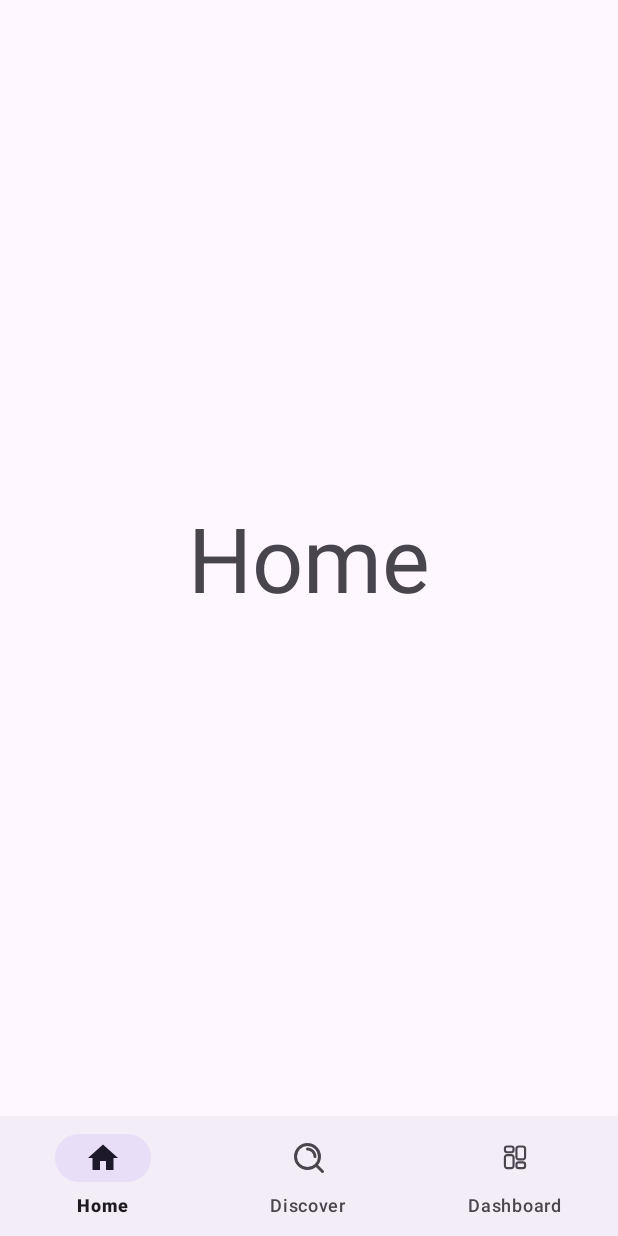
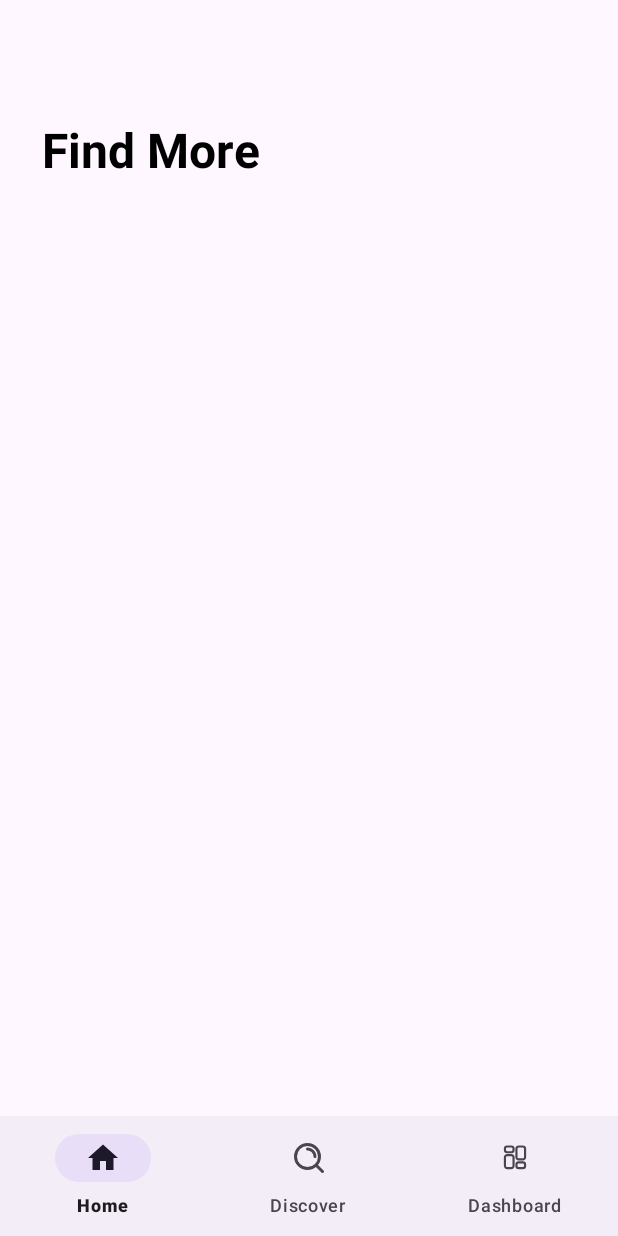
Before and after one commit to xforcevesa/slight-traveller, an Android app: the screen it shows after launch (MainActivity), on a phone screen of 412 x 824 dp. Run offline under Robolectric (Android 15) with nearby library versions, the phone set to English and light mode, and no system bars.

Commit message:
Multiple fragments

```diff
--- a/stapp/app/src/main/res/layout/dashboard_layout.xml
+++ b/stapp/app/src/main/res/layout/dashboard_layout.xml
@@ -1,5 +1,5 @@
 <?xml version="1.0" encoding="utf-8"?>
-<androidx.constraintlayout.widget.ConstraintLayout xmlns:android="http://schemas.android.com/apk/res/android"
+<LinearLayout xmlns:android="http://schemas.android.com/apk/res/android"
     android:layout_width="match_parent"
     android:layout_height="match_parent"
     android:id="@+id/dashboard_layout" >
@@ -12,4 +12,4 @@
         android:textSize="60sp"
         android:gravity="center" />
 
-</androidx.constraintlayout.widget.ConstraintLayout>
+</LinearLayout>
--- a/stapp/app/src/main/res/layout/home_layout.xml
+++ b/stapp/app/src/main/res/layout/home_layout.xml
@@ -1,15 +1,23 @@
 <?xml version="1.0" encoding="utf-8"?>
-<androidx.constraintlayout.widget.ConstraintLayout xmlns:android="http://schemas.android.com/apk/res/android"
+<LinearLayout xmlns:android="http://schemas.android.com/apk/res/android"
+    xmlns:app="http://schemas.android.com/apk/res-auto"
+    xmlns:tools="http://schemas.android.com/tools"
     android:layout_width="match_parent"
     android:layout_height="match_parent"
     android:id="@+id/home_layout" >
 
     <TextView
-        android:layout_width="match_parent"
-        android:layout_height="match_parent"
-        android:text="@string/nav_menu_first"
-        android:textAlignment="center"
-        android:textSize="60sp"
-        android:gravity="center" />
+        android:id="@+id/dashboard_title"
+        android:layout_width="164dp"
+        android:layout_height="38dp"
+        android:lineSpacingExtra="4sp"
+        android:gravity="top"
+        android:textStyle="bold"
+        android:text="@string/find_more"
+        android:textColor="@color/black"
+        android:textSize="32sp"
+        android:layout_marginTop="78sp"
+        android:layout_marginStart="28sp"
+        />
 
-</androidx.constraintlayout.widget.ConstraintLayout>
+</LinearLayout>
--- a/stapp/app/src/main/res/values/strings.xml
+++ b/stapp/app/src/main/res/values/strings.xml
@@ -3,4 +3,6 @@
     <string name="nav_menu_first">Home</string>
     <string name="nav_menu_second">Discover</string>
     <string name="nav_menu_third">Dashboard</string>
+    <string name="find_more">Find More</string>
+    <string name="avatar">Avatar</string>
 </resources>
```
Also changed, not shown: stapp/app/src/main/res/drawable/line.xml (added, +26 -0 lines).
